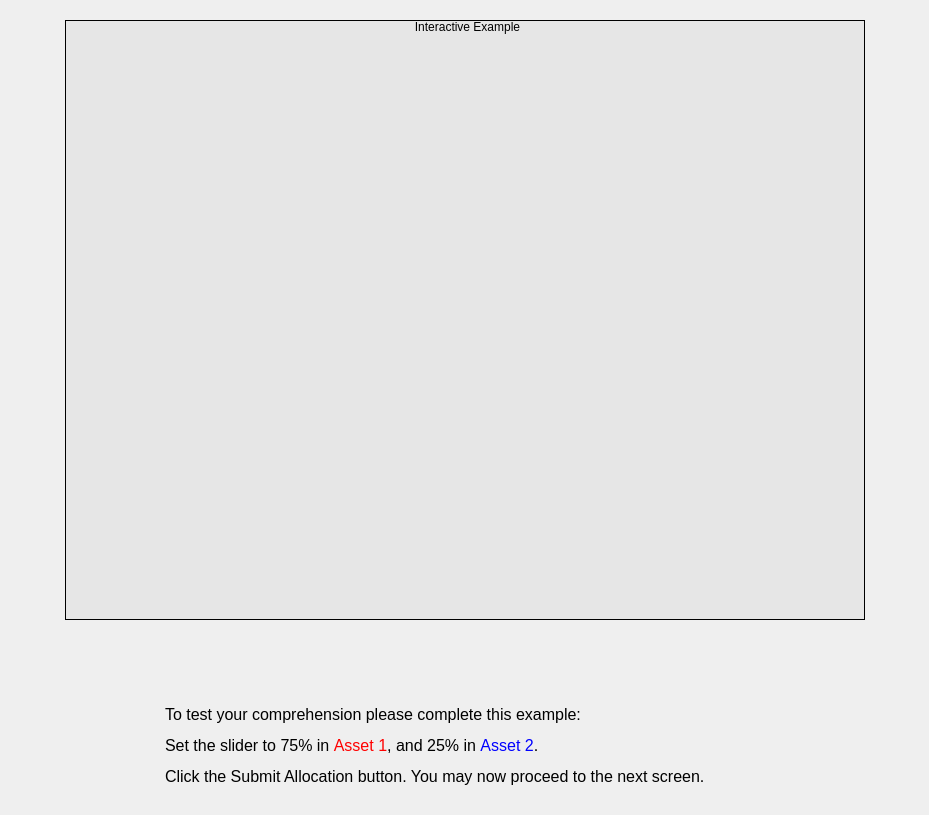
dwattttt/marketsim, file MarketSimulation/instructionscreentest1.ui: the form before one commit.
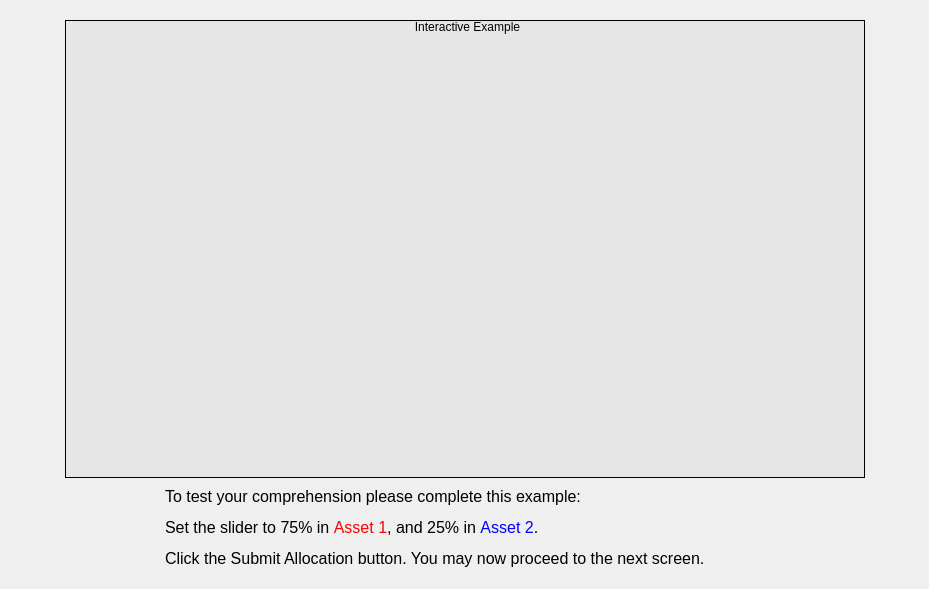
The form after the commit. Custom widgets are drawn as their Qt base class.

The edit to the form file:
```diff
--- a/MarketSimulation/instructionscreentest1.ui
+++ b/MarketSimulation/instructionscreentest1.ui
@@ -7,7 +7,7 @@
     <x>0</x>
     <y>0</y>
     <width>929</width>
-    <height>815</height>
+    <height>589</height>
    </rect>
   </property>
   <property name="windowTitle">
@@ -30,17 +30,29 @@
    <item>
     <widget class="QWidget" name="widget_2" native="true">
      <layout class="QVBoxLayout" name="verticalLayout_2">
+      <property name="spacing">
+       <number>0</number>
+      </property>
+      <property name="bottomMargin">
+       <number>0</number>
+      </property>
       <item>
        <widget class="QGroupBox" name="groupBox">
         <property name="sizePolicy">
-         <sizepolicy hsizetype="Fixed" vsizetype="Fixed">
+         <sizepolicy hsizetype="Preferred" vsizetype="Expanding">
           <horstretch>0</horstretch>
-          <verstretch>0</verstretch>
+          <verstretch>200</verstretch>
          </sizepolicy>
         </property>
         <property name="minimumSize">
          <size>
           <width>800</width>
+          <height>400</height>
+         </size>
+        </property>
+        <property name="maximumSize">
+         <size>
+          <width>16777215</width>
           <height>600</height>
          </size>
         </property>
@@ -103,13 +115,25 @@
       </item>
       <item>
        <widget class="QWidget" name="widget" native="true">
+        <property name="sizePolicy">
+         <sizepolicy hsizetype="Preferred" vsizetype="Minimum">
+          <horstretch>0</horstretch>
+          <verstretch>0</verstretch>
+         </sizepolicy>
+        </property>
         <property name="minimumSize">
          <size>
           <width>0</width>
-          <height>50</height>
+          <height>100</height>
          </size>
         </property>
         <layout class="QHBoxLayout" name="horizontalLayout_9">
+         <property name="topMargin">
+          <number>0</number>
+         </property>
+         <property name="bottomMargin">
+          <number>0</number>
+         </property>
          <item>
           <spacer name="horizontalSpacer">
            <property name="orientation">
@@ -125,12 +149,23 @@
          </item>
          <item>
           <widget class="QLabel" name="label">
+           <property name="sizePolicy">
+            <sizepolicy hsizetype="Preferred" vsizetype="Preferred">
+             <horstretch>0</horstretch>
+             <verstretch>200</verstretch>
+            </sizepolicy>
+           </property>
            <property name="minimumSize">
             <size>
              <width>600</width>
-             <height>0</height>
+             <height>100</height>
             </size>
            </property>
+           <property name="font">
+            <font>
+             <pointsize>12</pointsize>
+            </font>
+           </property>
            <property name="text">
             <string>&lt;!DOCTYPE HTML PUBLIC &quot;-//W3C//DTD HTML 4.0//EN&quot; &quot;http://www.w3.org/TR/REC-html40/strict.dtd&quot;&gt;
 &lt;html&gt;&lt;head&gt;&lt;meta name=&quot;qrichtext&quot; content=&quot;1&quot; /&gt;&lt;style type=&quot;text/css&quot;&gt;
```
Left out of the diff: 3 changed lines with no effect on the pictures.
